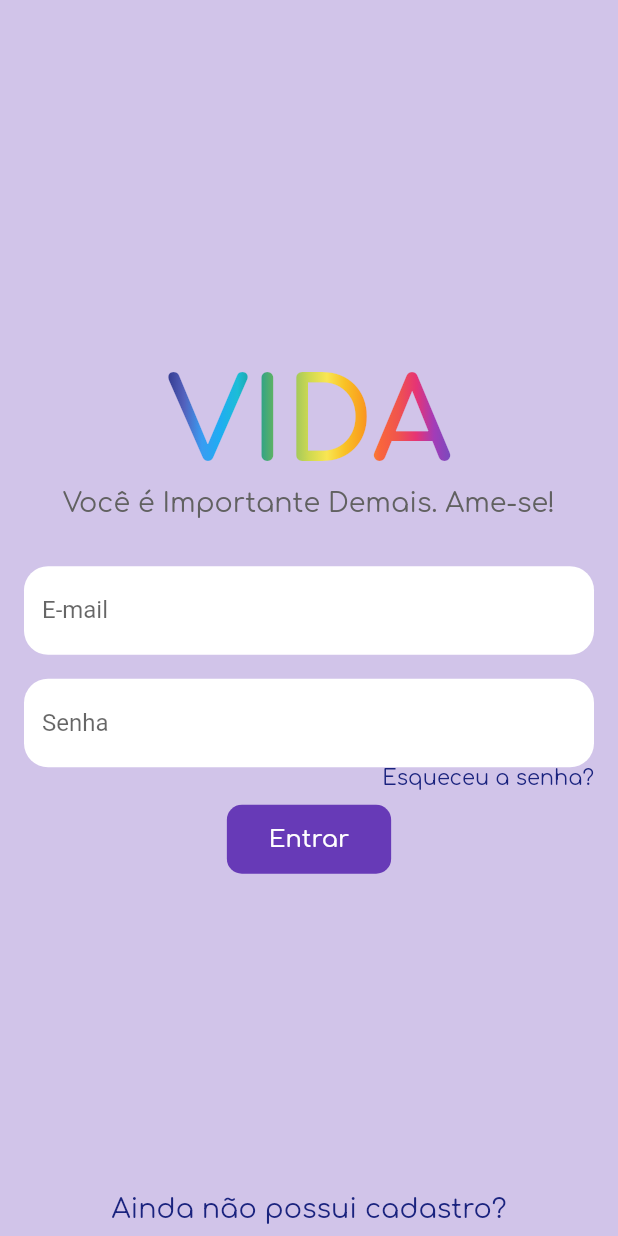
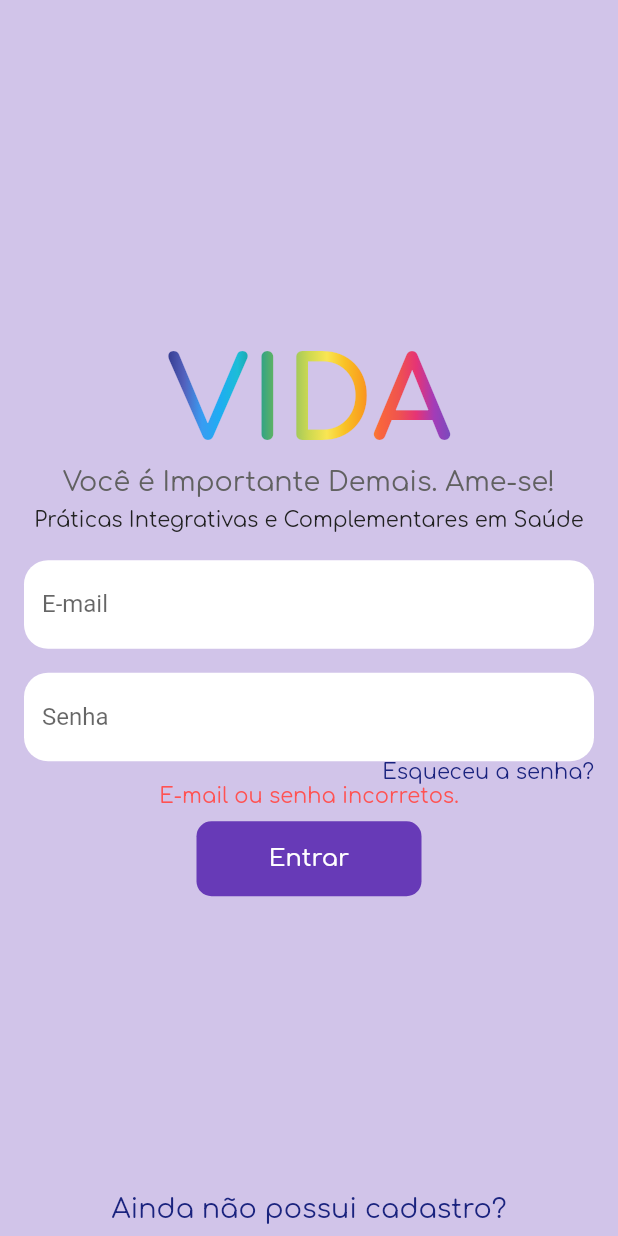
Before and after one commit to paivaricardo/vida_app, a Flutter app: the screen it shows after launch, after a tap on "Entrar", on a phone screen of 412 x 824 dp. Run offline on Flutter 3.47's test engine with Material 2 defaults, Android fonts, the phone set to English and light mode, and no system bars; our stand-ins replace cloud_firestore, firebase_auth, firebase_core, mask_text_input_formatter, sqflite; accounts and stored records are empty; network calls fail; statements that could not run were skipped.

Commit message:
Adicionadas funcionalidades na tela de Login

```diff
--- a/lib/main.dart
+++ b/lib/main.dart
@@ -1,7 +1,9 @@
-import 'package:cloud_firestore/cloud_firestore.dart';
 import 'package:flutter/material.dart';
 import 'package:firebase_core/firebase_core.dart';
-import 'package:vida_app/screens/login_screens/login_screen.dart';
+import 'package:provider/provider.dart';
+import 'package:vida_app/models/pesquisador_model.dart';
+import 'package:vida_app/screens/auth_wrapper/auth_wrapper_widget.dart';
+import 'package:vida_app/services/firebase_auth_service.dart';
 
 void main() async {
   WidgetsFlutterBinding.ensureInitialized();
@@ -19,7 +21,10 @@ class VidaApp extends StatelessWidget {
   // This widget is the root of your application.
   @override
   Widget build(BuildContext context) {
-    return MaterialApp(
+    return StreamProvider<Pesquisador?>.value(
+      value: FirebaseAuthService().pesquisador,
+      initialData: null,
+      child: MaterialApp(
         title: 'VIDA',
         theme: ThemeData(
           // This is the theme of your application.
@@ -33,7 +38,8 @@ class VidaApp extends StatelessWidget {
           // is not restarted.
           primarySwatch: Colors.purple,
         ),
-      home: LoginScreen(),
+        home: AuthWrapperWidget(),
+      ),
     );
   }
 }
--- a/lib/models/pesquisador_model.dart
+++ b/lib/models/pesquisador_model.dart
@@ -1,6 +1,5 @@
 import 'package:cloud_firestore/cloud_firestore.dart';
 import 'package:firebase_auth/firebase_auth.dart';
-import 'package:vida_app/helpers/password_generate.dart';
 import 'package:vida_app/models/instituicao_model.dart';
 
 class Pesquisador {
@@ -70,8 +69,13 @@ class Pesquisador {
       )
   ;
 
-  static Future<Pesquisador> getPesquisadorfromCredential(UserCredential credential) async {
-     Pesquisador pesquisador = await FirebaseFirestore.instance.collection(firestoreCollectionName).limit(1).where('emailPesquisador', isEqualTo: credential.user!.email).get().then((QuerySnapshot snapshot) => Pesquisador.fromJson(snapshot.docs[0].data() as Map<String, dynamic>));
+  static Future<Pesquisador?> getPesquisadorfromFirebaseAuthUser(User? user) async {
+
+    if (user == null) {
+      return null;
+    }
+
+     Pesquisador? pesquisador = await FirebaseFirestore.instance.collection(firestoreCollectionName).limit(1).where('emailPesquisador', isEqualTo: user.email).get().then((QuerySnapshot snapshot) => Pesquisador.fromJson(snapshot.docs[0].data() as Map<String, dynamic>));
 
     return pesquisador;
 
@@ -93,6 +97,7 @@ class Pesquisador {
   }
 
   Future<void> firestoreAdd() {
+
     CollectionReference pesquisadores = FirebaseFirestore.instance.collection(firestoreCollectionName);
 
     return pesquisadores.doc(uuidPesquisador).set(toJson());
@@ -109,4 +114,8 @@ class Pesquisador {
 
   }
 
+  @override
+  String toString() {
+    return 'Pesquisador: {uuidPesquisador: $uuidPesquisador, nomePesquisador: $nomePesquisador, uuidInstituicao: $uuidInstituicao, cpfPesquisador: $cpfPesquisador, cargoPesquisador: $cargoPesquisador, emailPesquisador: $emailPesquisador, idPerfilUtilizador: $idPerfilUtilizador, icActive: $icActive, icAuthorized: $icAuthorized, firstAccess: $firstAccess, instituicaoInstance: $instituicaoInstance}';
+  }
 }
--- /dev/null
+++ b/lib/screens/auth_wrapper/auth_wrapper_widget.dart
@@ -0,0 +1,33 @@
+import 'package:flutter/material.dart';
+import 'package:provider/provider.dart';
+import 'package:vida_app/models/pesquisador_model.dart';
+import 'package:vida_app/screens/dashboard/dashboard_coordenador.dart';
+import 'package:vida_app/screens/login_screens/login_screen.dart';
+
+class AuthWrapperWidget extends StatelessWidget {
+  const AuthWrapperWidget({Key? key}) : super(key: key);
+
+  @override
+  Widget build(BuildContext context) {
+
+    final Pesquisador? pesquisador = Provider.of<Pesquisador?>(context);
+    // print(pesquisador);
+
+    // Return either Dashboard or Login Widgets
+    if (pesquisador == null) {
+      return LoginScreen();
+    } else {
+      Pesquisador.loggedInPesquisador = pesquisador;
+
+      switch (pesquisador.idPerfilUtilizador) {
+        case 1:
+          return DashboardCoordenador(pesquisador);
+        case 2:
+          return DashboardCoordenador(pesquisador);
+      }
+    }
+
+    return LoginScreen();
+
+  }
+}
--- a/lib/screens/dashboard/dashboard_coordenador.dart
+++ b/lib/screens/dashboard/dashboard_coordenador.dart
@@ -156,9 +156,10 @@ class _DashboardCoordenadorState extends State<DashboardCoordenador> {
                     child: InkWell(
                       onTap: () async {
 
+                        Pesquisador.loggedInPesquisador = null;
+
                         await _firebaseAuthService.firebaseSignOut();
 
-                        Navigator.pop(context);
                       },
                       child: SizedBox(
                         child: Column(
--- a/lib/screens/login_screens/login_screen.dart
+++ b/lib/screens/login_screens/login_screen.dart
@@ -1,3 +1,5 @@
+import 'dart:async';
+
 import 'package:firebase_auth/firebase_auth.dart';
 import 'package:flutter/material.dart';
 import 'package:vida_app/components/gradient_text.dart';
@@ -22,6 +24,8 @@ class _LoginScreenState extends State<LoginScreen> {
 
   // Mensagem de erro de login - visualizar
   bool loginError = false;
+  String loginErrorMessage = 'E-mail ou senha incorretos';
+  bool loginButtonPressed = false;
 
   @override
   Widget build(BuildContext context) {
@@ -29,8 +33,14 @@ class _LoginScreenState extends State<LoginScreen> {
       backgroundColor: Colors.deepPurple.shade100,
       body: SingleChildScrollView(
         child: SizedBox(
-          width: MediaQuery.of(context).size.width,
-          height: MediaQuery.of(context).size.height,
+          width: MediaQuery
+              .of(context)
+              .size
+              .width,
+          height: MediaQuery
+              .of(context)
+              .size
+              .height,
           child: Stack(
             fit: StackFit.expand,
             children: [
@@ -54,8 +64,17 @@ class _LoginScreenState extends State<LoginScreen> {
                                 color: Colors.grey.shade700,
                                 fontFamily: 'Comfortaa')),
                         Padding(
+                          padding: const EdgeInsets.only(top: 8.0),
+                          child: Text(
+                              'Práticas Integrativas e Complementares em Saúde',
+                              style: TextStyle(
+                                  fontSize: 14.0,
+                                  color: Colors.grey.shade900,
+                                  fontFamily: 'Comfortaa')),
+                        ),
+                        Padding(
                           padding: const EdgeInsets.only(
-                            top: 32.0,
+                            top: 18.0,
                           ),
                           child: TextFormField(
                             decoration: InputDecoration(
@@ -94,54 +113,10 @@ class _LoginScreenState extends State<LoginScreen> {
                                   color: Colors.indigo.shade900,
                                   fontFamily: 'Comfortaa'),
                             )),
-                        Visibility(
-                        visible: loginError,
-                        child: Text('E-mail ou senha incorretos.', style: TextStyle(color: Colors.redAccent, fontFamily: 'Comfortaa'),)),
+                        loginErrorVisibility(),
                         Padding(
                           padding: const EdgeInsets.only(top: 8.0),
-                          child: TextButton(
-                            onPressed: () async {
-
-                              UserCredential? userCredential = await _firebaseAuthService.firebaseAuthsignIn(
-                                  _emailController.text, _passwordController.text);
-
-                              if (userCredential != null) {
-                                setState(() {
-                                  loginError = false;
-                                });
-
-                                Pesquisador pesquisadorLogado = await Pesquisador.getPesquisadorfromCredential(userCredential);
-                                Pesquisador.loggedInPesquisador = pesquisadorLogado;
-
-                                Navigator.of(context).push(MaterialPageRoute(
-                                    builder: (context) => DashboardCoordenador(pesquisadorLogado)));
-                              } else {
-
-                                setState(() {
-                                  loginError = true;
-                                });
-                              }
-                            },
-                            child: Text(
-                              'Entrar',
-                              style: TextStyle(
-                                  fontFamily: 'Comfortaa', fontSize: 16.0),
-                            ),
-                            style: ButtonStyle(
-                              shape:
-                                  MaterialStateProperty.all<RoundedRectangleBorder>(
-                                      RoundedRectangleBorder(
-                                          borderRadius:
-                                              BorderRadius.circular(10.0))),
-                              foregroundColor:
-                                  MaterialStateProperty.all<Color>(Colors.white),
-                              backgroundColor: MaterialStateProperty.all<Color>(
-                                  Colors.deepPurple),
-                              padding: MaterialStateProperty.all<EdgeInsets>(
-                                  EdgeInsets.symmetric(
-                                      vertical: 14.0, horizontal: 28.0)),
-                            ),
-                          ),
+                          child: loginButton(),
                         )
                       ],
                     ),
@@ -167,4 +142,137 @@ class _LoginScreenState extends State<LoginScreen> {
       ),
     );
   }
+
+  Widget loginButton() {
+    if (loginButtonPressed == true) {
+      return SizedBox(
+        width: 150,
+        height: 50,
+        child: TextButton(
+          onPressed: () {},
+          style: ButtonStyle(
+            shape: MaterialStateProperty.all<
+                RoundedRectangleBorder>(
+                RoundedRectangleBorder(
+                    borderRadius:
+                    BorderRadius.circular(10.0))),
+            foregroundColor: MaterialStateProperty.all<Color>(
+                Colors.white),
+            backgroundColor: MaterialStateProperty.all<Color>(
+                Colors.grey.shade700),
+            padding: MaterialStateProperty.all<EdgeInsets>(
+                EdgeInsets.symmetric(
+                    vertical: 14.0, horizontal: 16.0)),
+          ),
+          child: Row(
+            mainAxisAlignment: MainAxisAlignment.center,
+            children: [
+              SizedBox(
+                  width: 15, height: 15, child: CircularProgressIndicator()),
+              Padding(
+                padding: const EdgeInsets.only(left: 8.0),
+                child: Text(
+                  'Aguarde...',
+                  style: TextStyle(
+                      fontFamily: 'Comfortaa', fontSize: 16.0),
+                ),
+              ),
+            ],
+          ),
+        ),
+      );
+    } else {
+      return SizedBox(
+        width: 150,
+        height: 50,
+        child: TextButton(
+          onPressed: tryLogin,
+          child: Text(
+            'Entrar',
+            style: TextStyle(
+                fontFamily: 'Comfortaa', fontSize: 16.0),
+          ),
+          style: ButtonStyle(
+            shape: MaterialStateProperty.all<
+                RoundedRectangleBorder>(
+                RoundedRectangleBorder(
+                    borderRadius:
+                    BorderRadius.circular(10.0))),
+            foregroundColor: MaterialStateProperty.all<Color>(
+                Colors.white),
+            backgroundColor: MaterialStateProperty.all<Color>(
+                Colors.deepPurple),
+            padding: MaterialStateProperty.all<EdgeInsets>(
+                EdgeInsets.symmetric(
+                    vertical: 14.0, horizontal: 0.0)),
+          ),
+        ),
+      );
+    }
+  }
+
+  void tryLogin() async {
+    setState(() {
+      loginButtonPressed = true;
+    });
+
+    try {
+      Pesquisador? pesquisadorLogado =
+      await _firebaseAuthService.firebaseAuthsignIn(
+          _emailController.text,
+          _passwordController.text).timeout(
+          Duration(seconds: 5), onTimeout: () {
+        throw TimeoutException(
+            'Não há conexão com a Internet')
+      });
+
+      if (pesquisadorLogado == null) {
+        setState(() {
+          loginError = true;
+          loginErrorMessage =
+          'E-mail ou senha incorretos.';
+          loginButtonPressed = false;
+        });
+
+        // Usando do
+        //   PROVIDER para gerenciar os estados de autenticação. O código abaixo não é mais utilizado e está aqui somente como referência.
+        // setState(()
+        // {
+        //   loginError = false;
+        // });
+
+        // Pesquisador.loggedInPesquisador = pesquisadorLogado;
+
+        // Navigator.of(context).push(MaterialPageRoute(
+        //     builder: (context) => DashboardCoordenador(pesquisadorLogado)));
+
+      }
+    } on TimeoutException catch (e) {
+      setState(() {
+        loginError = true;
+        loginErrorMessage =
+        'Conexão com a Internet falhou. Tente mais tarde.';
+        loginButtonPressed = false;
+      });
+    } catch (e) {
+      setState(() {
+        loginError = true;
+        loginErrorMessage =
+        'Ocorreu um erro desconhecido.';
+        loginButtonPressed = false;
+      });
+    }
+  }
+
+  Widget loginErrorVisibility() {
+    return Visibility(
+        visible: loginError,
+        child: Text(
+          loginErrorMessage,
+          style: TextStyle(
+              color: Colors.redAccent,
+              fontFamily: 'Comfortaa'),
+        ));
+  }
+
 }
--- a/lib/screens/pesquisadores/cadastrar_pesquisador_screen.dart
+++ b/lib/screens/pesquisadores/cadastrar_pesquisador_screen.dart
@@ -270,6 +270,8 @@ class _CadastrarPesquisadorScreenState extends State<CadastrarPesquisadorScreen>
       } on FirebaseAuthException catch (e) {
         _showCustomDialog('ERRO: o e-mail informado já está cadastrado!');
       } catch (e) {
+        print(e);
+
         ScaffoldMessenger.of(context).showSnackBar(SnackBar(
             content: Text(
                 'Houve um erro desconhecido ao cadastrar o pesquisador: $e')));
--- a/lib/screens/pesquisadores/tela_inclusao_pesquisador.dart
+++ b/lib/screens/pesquisadores/tela_inclusao_pesquisador.dart
@@ -1,12 +1,15 @@
 import 'package:flutter/material.dart';
 import 'package:flutter/services.dart';
 import 'package:vida_app/components/title_text.dart';
+import 'package:vida_app/services/firebase_auth_service.dart';
 
 class TelaInclusaoPesquisador extends StatelessWidget {
   final String userEmail;
   final String userPassword;
 
-  const TelaInclusaoPesquisador(this.userEmail, this.userPassword, {Key? key}) : super(key: key);
+  final FirebaseAuthService _firebaseAuthService = FirebaseAuthService();
+
+  TelaInclusaoPesquisador(this.userEmail, this.userPassword, {Key? key}) : super(key: key);
 
   @override
   Widget build(BuildContext context) {
@@ -38,7 +41,15 @@ class TelaInclusaoPesquisador extends StatelessWidget {
               ),
               Padding(
                 padding: const EdgeInsets.only(top: 16.0),
-                child: ElevatedButton.icon(onPressed: () => Navigator.pop(context), icon: Icon(Icons.close),label: Text('Fechar tela')),
+                child: Text('Após o fechamento desta tela, o usuário atual será desautenticado. Será necessário autenticar novamente.'),
+              ),
+              Padding(
+                padding: const EdgeInsets.only(top: 16.0),
+                child: ElevatedButton.icon(onPressed: () async{
+                  await _firebaseAuthService.firebaseSignOut();
+                  Navigator.pop(context);
+                  Navigator.pop(context);
+                }, icon: Icon(Icons.close),label: Text('Fechar tela')),
               ),
             ],
           ),
--- a/lib/services/firebase_auth_service.dart
+++ b/lib/services/firebase_auth_service.dart
@@ -1,27 +1,51 @@
 import 'package:firebase_auth/firebase_auth.dart';
+import 'package:firebase_core/firebase_core.dart';
 import 'package:vida_app/models/pesquisador_model.dart';
 
 class FirebaseAuthService {
   final FirebaseAuth _firebaseAuth = FirebaseAuth.instance;
 
   // Register with email and password
-  Future<UserCredential> firebaseAuthRegister(
-      String email, String password) async {
+  Future<UserCredential> firebaseAuthRegister(String email,
+      String password) async {
+
+    // final FirebaseApp appRegistroFirebase = Firebase.app('AppRegistroFirebase');
+    // final FirebaseAuth _firebaseRegistroAuth = FirebaseAuth.instanceFor(app: appRegistroFirebase);
+
     UserCredential userCredential =
-        await _firebaseAuth.createUserWithEmailAndPassword(
+    await _firebaseAuth.createUserWithEmailAndPassword(
       email: email,
       password: password,
     );
 
+    // appRegistroFirebase.delete();
+
     return userCredential;
   }
 
+  // Auth change stream
+  Stream<Pesquisador?> get pesquisador {
+    return _firebaseAuth.authStateChanges().asyncMap((user) {
+      // final User? signedInUser = _firebaseAuth.currentUser;
+
+      return Pesquisador.getPesquisadorfromFirebaseAuthUser(user);
+    });
+  }
+
   // Sign in with e-mail and password
-  Future<UserCredential?> firebaseAuthsignIn(
-      String email, String password) async {
-    UserCredential userCredential = await _firebaseAuth
-        .signInWithEmailAndPassword(email: email, password: password);
-    return userCredential;
+  Future<Pesquisador?> firebaseAuthsignIn(String email, String password) async {
+    try {
+      UserCredential? userCredential = await _firebaseAuth
+          .signInWithEmailAndPassword(email: email, password: password);
+
+      Pesquisador? retrievedPesquisador = await Pesquisador
+          .getPesquisadorfromFirebaseAuthUser(userCredential.user);
+
+      return retrievedPesquisador;
+    } catch (e) {
+      print(e);
+      return null;
+    }
   }
 
 //  Sign out
--- a/pubspec.yaml
+++ b/pubspec.yaml
@@ -33,8 +33,7 @@ dependencies:
   path:
   uuid:
   mask_text_input_formatter: ^2.0.0
-
-
+  provider: ^6.0.2
 
   # The following adds the Cupertino Icons font to your application.
   # Use with the CupertinoIcons class for iOS style icons.
```
Also changed, not shown: pubspec.lock. Lines whose indentation alone changed are shown as unchanged.
